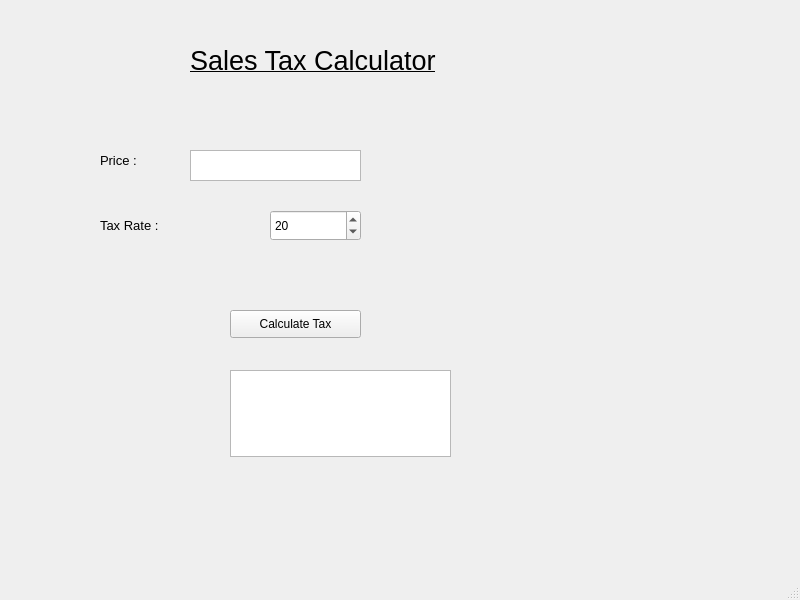
Old version of the form 1.ui in the repository shawonis08/Python-GUI.
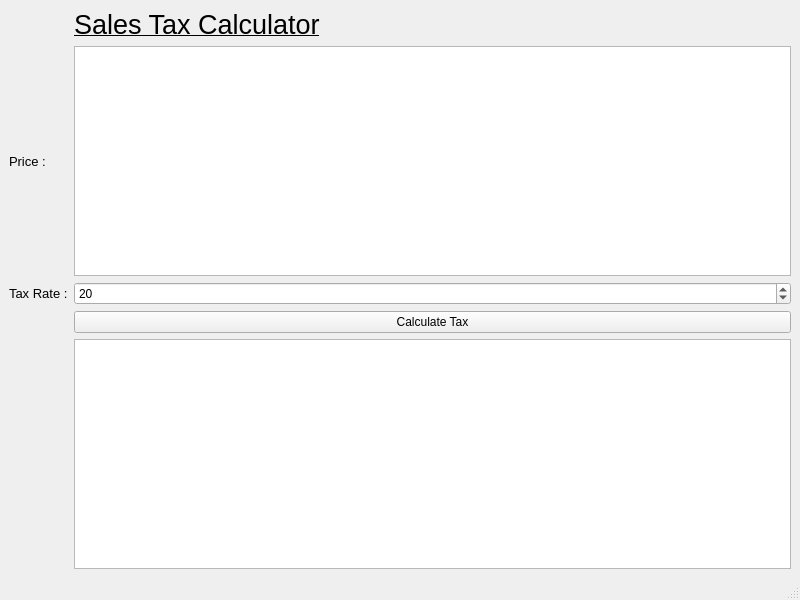
New version of the form.

```diff
--- a/1.ui
+++ b/1.ui
@@ -14,25 +14,22 @@
    <string>MainWindow</string>
   </property>
   <widget class="QWidget" name="centralwidget">
-   <widget class="QTextEdit" name="txtPrice">
-    <property name="geometry">
-     <rect>
-      <x>190</x>
-      <y>150</y>
-      <width>171</width>
-      <height>31</height>
-     </rect>
-    </property>
-   </widget>
+   <layout class="QGridLayout" name="gridLayout">
+    <item row="0" column="1">
+     <widget class="QLabel" name="label">
+      <property name="font">
+       <font>
+        <pointsize>20</pointsize>
+        <underline>true</underline>
+       </font>
+      </property>
+      <property name="text">
+       <string>Sales Tax Calculator</string>
+      </property>
+     </widget>
+    </item>
+    <item row="1" column="0">
    <widget class="QLabel" name="lblPrice">
-    <property name="geometry">
-     <rect>
-      <x>100</x>
-      <y>150</y>
-      <width>151</width>
-      <height>21</height>
-     </rect>
-    </property>
     <property name="font">
      <font>
       <pointsize>10</pointsize>
@@ -42,79 +39,47 @@
      <string>Price :</string>
     </property>
    </widget>
+    </item>
+    <item row="1" column="1">
+     <widget class="QTextEdit" name="txtPrice"/>
+    </item>
+    <item row="2" column="0">
+     <widget class="QLabel" name="lblTaxRate">
+      <property name="font">
+       <font>
+        <pointsize>10</pointsize>
+       </font>
+      </property>
+      <property name="text">
+       <string>Tax Rate :</string>
+      </property>
+     </widget>
+    </item>
+    <item row="2" column="1">
    <widget class="QSpinBox" name="spnTaxRate">
-    <property name="geometry">
-     <rect>
-      <x>270</x>
-      <y>210</y>
-      <width>91</width>
-      <height>31</height>
-     </rect>
-    </property>
     <property name="value">
      <number>20</number>
     </property>
    </widget>
-   <widget class="QLabel" name="lblTaxRate">
-    <property name="geometry">
-     <rect>
-      <x>100</x>
-      <y>210</y>
-      <width>81</width>
-      <height>31</height>
-     </rect>
-    </property>
-    <property name="font">
-     <font>
-      <pointsize>10</pointsize>
-     </font>
-    </property>
-    <property name="text">
-     <string>Tax Rate :</string>
-    </property>
-   </widget>
+    </item>
+    <item row="3" column="1">
    <widget class="QPushButton" name="btnOk">
-    <property name="geometry">
-     <rect>
-      <x>230</x>
-      <y>310</y>
-      <width>131</width>
-      <height>28</height>
-     </rect>
-    </property>
     <property name="text">
      <string>Calculate Tax</string>
     </property>
    </widget>
-   <widget class="QTextEdit" name="txtResult">
-    <property name="geometry">
-     <rect>
-      <x>230</x>
-      <y>370</y>
-      <width>221</width>
-      <height>87</height>
-     </rect>
-    </property>
-   </widget>
-   <widget class="QLabel" name="label">
-    <property name="geometry">
-     <rect>
-      <x>190</x>
-      <y>40</y>
-      <width>321</width>
-      <height>41</height>
-     </rect>
-    </property>
-    <property name="font">
-     <font>
-      <pointsize>20</pointsize>
-      <underline>true</underline>
-     </font>
-    </property>
-    <property name="text">
-     <string>Sales Tax Calculator</string>
-    </property>
-   </widget>
+    </item>
+    <item row="4" column="1">
+     <widget class="QTextEdit" name="txtResult"/>
+    </item>
+   </layout>
+   <zorder>label</zorder>
+   <zorder>txtPrice</zorder>
+   <zorder>lblPrice</zorder>
+   <zorder>spnTaxRate</zorder>
+   <zorder>lblTaxRate</zorder>
+   <zorder>btnOk</zorder>
+   <zorder>txtResult</zorder>
   </widget>
   <widget class="QMenuBar" name="menubar">
    <property name="geometry">
```
Lines whose indentation alone changed are shown as unchanged.
